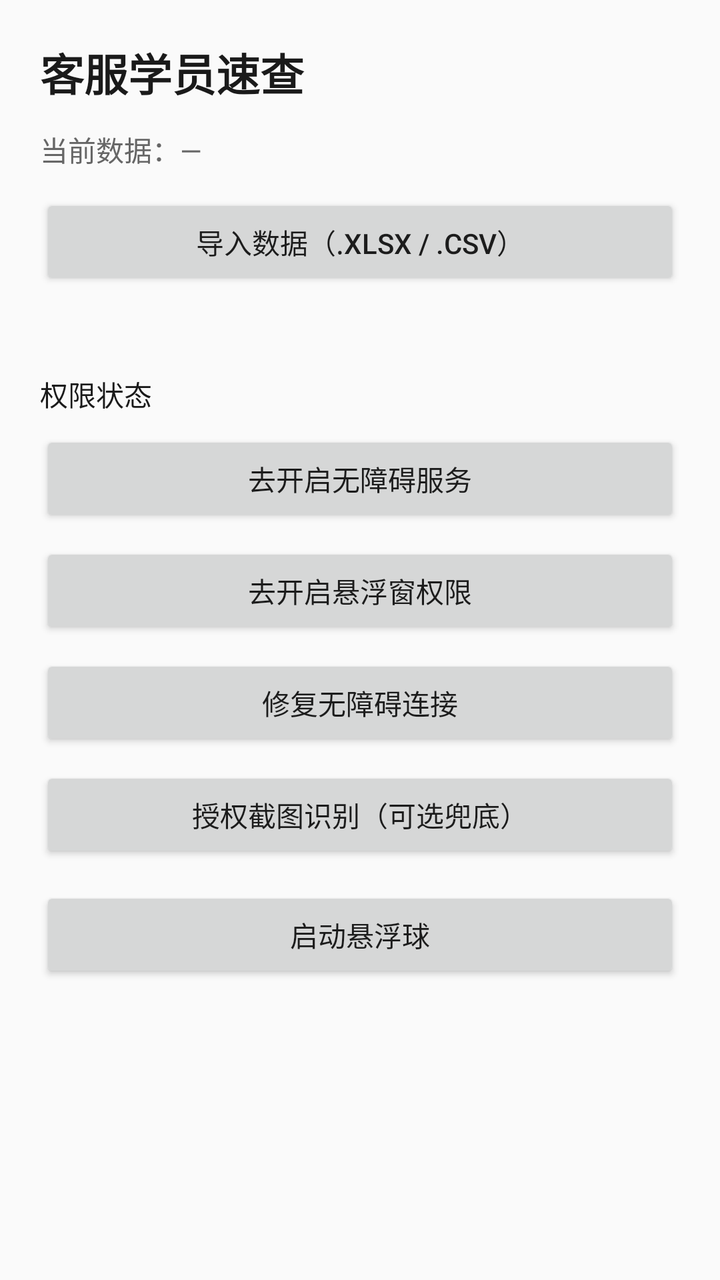
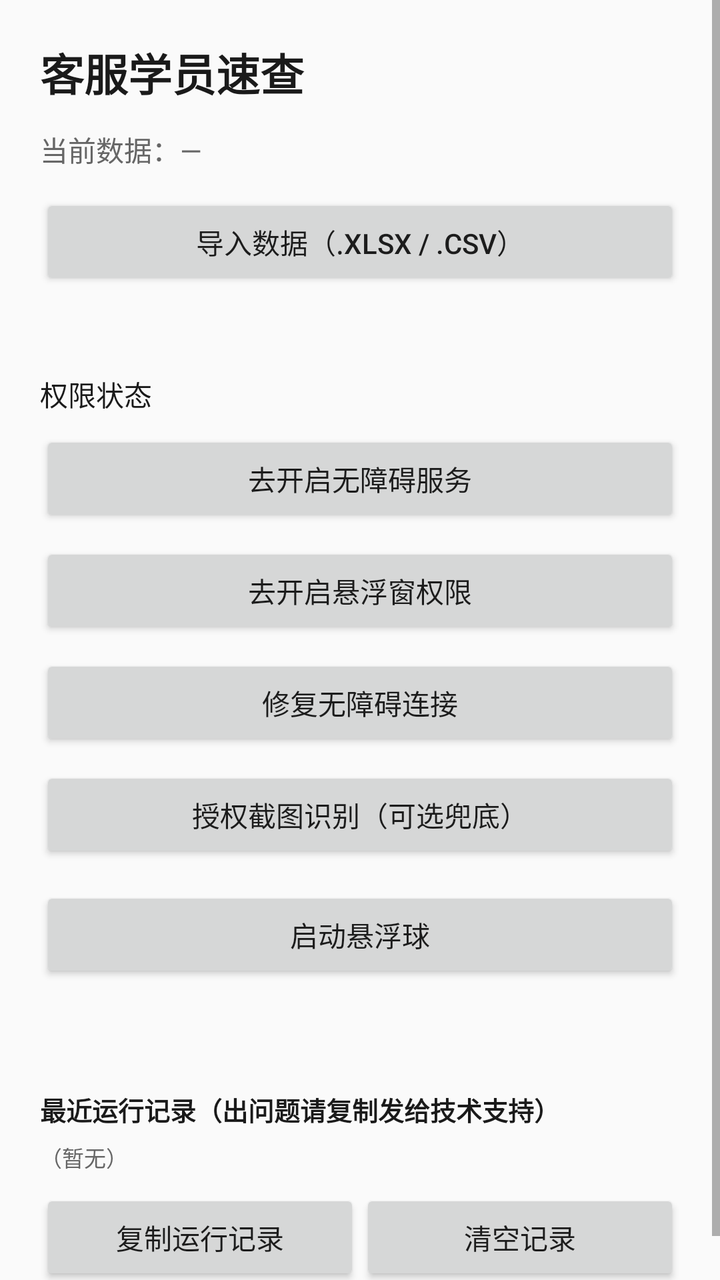

Before-and-after screenshots of an Android layout around one commit, followed by the original layout XML and the change that was made.
<!-- AndroidManifest.xml: application theme Theme.StudentLookup -->
<!-- res/layout/activity_main.xml -->
<?xml version="1.0" encoding="utf-8"?>
<ScrollView xmlns:android="http://schemas.android.com/apk/res/android"
    android:layout_width="match_parent"
    android:layout_height="match_parent">

    <LinearLayout
        android:layout_width="match_parent"
        android:layout_height="wrap_content"
        android:orientation="vertical"
        android:padding="20dp">

        <TextView
            android:layout_width="match_parent"
            android:layout_height="wrap_content"
            android:text="@string/app_name"
            android:textSize="22sp"
            android:textStyle="bold"
            android:textColor="@color/text_primary" />

        <TextView
            android:id="@+id/tv_data"
            android:layout_width="match_parent"
            android:layout_height="wrap_content"
            android:layout_marginTop="12dp"
            android:text="当前数据：—"
            android:textSize="14sp"
            android:textColor="@color/text_secondary" />

        <Button
            android:id="@+id/btn_import"
            android:layout_width="match_parent"
            android:layout_height="wrap_content"
            android:layout_marginTop="12dp"
            android:text="导入数据（.xlsx / .csv）" />

        <TextView
            android:id="@+id/tv_import_result"
            android:layout_width="match_parent"
            android:layout_height="wrap_content"
            android:layout_marginTop="8dp"
            android:textSize="13sp"
            android:textColor="@color/text_secondary" />

        <TextView
            android:id="@+id/tv_perm"
            android:layout_width="match_parent"
            android:layout_height="wrap_content"
            android:layout_marginTop="16dp"
            android:text="权限状态"
            android:textSize="14sp"
            android:textColor="@color/text_primary" />

        <Button
            android:id="@+id/btn_open_accessibility"
            android:layout_width="match_parent"
            android:layout_height="wrap_content"
            android:layout_marginTop="8dp"
            android:text="去开启无障碍服务" />

        <Button
            android:id="@+id/btn_open_overlay"
            android:layout_width="match_parent"
            android:layout_height="wrap_content"
            android:layout_marginTop="8dp"
            android:text="去开启悬浮窗权限" />

        <Button
            android:id="@+id/btn_repair"
            android:layout_width="match_parent"
            android:layout_height="wrap_content"
            android:layout_marginTop="8dp"
            android:text="修复无障碍连接" />

        <Button
            android:id="@+id/btn_ocr"
            android:layout_width="match_parent"
            android:layout_height="wrap_content"
            android:layout_marginTop="8dp"
            android:text="授权截图识别（可选兜底）" />

        <Button
            android:id="@+id/btn_start"
            android:layout_width="match_parent"
            android:layout_height="wrap_content"
            android:layout_marginTop="12dp"
            android:text="启动悬浮球" />

        <TextView
            android:id="@+id/tv_rom"
            android:layout_width="match_parent"
            android:layout_height="wrap_content"
            android:layout_marginTop="16dp"
            android:textSize="13sp"
            android:textColor="@color/text_secondary" />

    </LinearLayout>
</ScrollView>
<!-- resources referenced by this layout -->
<resources>
  <color name="text_primary">#1A1A1A</color>
  <color name="text_secondary">#666666</color>
  <string name="app_name">客服学员速查</string>
  <style name="Theme.StudentLookup" parent="Theme.AppCompat.DayNight.NoActionBar">
          <item name="colorPrimary">@color/purple_500</item>
          <item name="colorPrimaryDark">@color/purple_700</item>
          <item name="colorAccent">@color/teal_200</item>
      </style>
  <color name="purple_500">#6750A4</color>
  <color name="purple_700">#4F378B</color>
  <color name="teal_200">#03DAC5</color>
</resources>

<!-- the commit's change to res/layout/activity_main.xml (unified diff, before → after) -->
@@ -93,5 +93,44 @@
             android:textSize="13sp"
             android:textColor="@color/text_secondary" />
 
+        <TextView
+            android:layout_width="match_parent"
+            android:layout_height="wrap_content"
+            android:layout_marginTop="20dp"
+            android:text="最近运行记录（出问题请复制发给技术支持）"
+            android:textSize="13sp"
+            android:textStyle="bold"
+            android:textColor="@color/text_primary" />
+
+        <TextView
+            android:id="@+id/tv_diag"
+            android:layout_width="match_parent"
+            android:layout_height="wrap_content"
+            android:layout_marginTop="6dp"
+            android:text="（暂无）"
+            android:textSize="11sp"
+            android:textColor="@color/text_secondary" />
+
+        <LinearLayout
+            android:layout_width="match_parent"
+            android:layout_height="wrap_content"
+            android:layout_marginTop="8dp"
+            android:orientation="horizontal">
+
+            <Button
+                android:id="@+id/btn_diag_copy"
+                android:layout_width="0dp"
+                android:layout_height="wrap_content"
+                android:layout_weight="1"
+                android:text="复制运行记录" />
+
+            <Button
+                android:id="@+id/btn_diag_clear"
+                android:layout_width="0dp"
+                android:layout_height="wrap_content"
+                android:layout_weight="1"
+                android:text="清空记录" />
+        </LinearLayout>
+
     </LinearLayout>
 </ScrollView>
